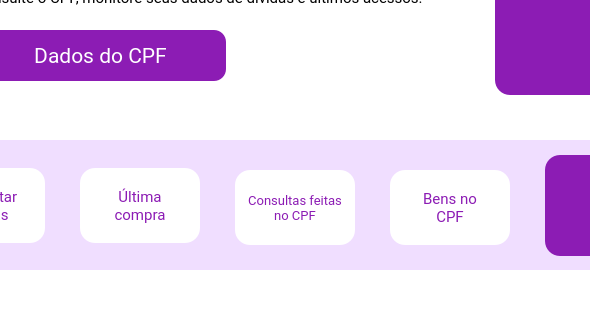
First picture: the form in screens/firstsurvey_screen.ui, repository zackcmariano/Firstsurvey---Cred-Digital, before the edit; both pictures show x 155 to 745 and y 320 to 640 of the 1120 by 640 pixel window.
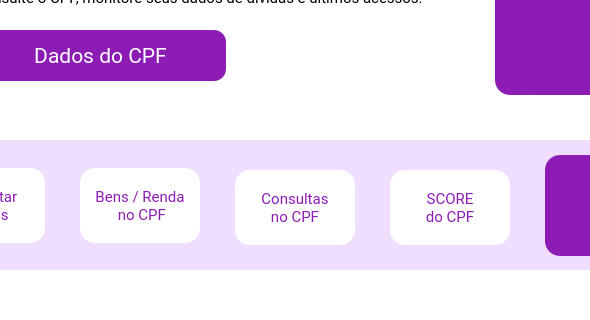
Second picture: the form after the edit. Icons and pictures are not drawn.

Commit message: PYTHON - DEVELOPMENT

Patch:
```diff
--- a/screens/firstsurvey_screen.ui
+++ b/screens/firstsurvey_screen.ui
@@ -260,8 +260,8 @@
 }</string>
     </property>
     <property name="text">
-     <string>Última
-compra</string>
+     <string>Bens / Renda
+ no CPF</string>
     </property>
    </widget>
    <widget class="QPushButton" name="pushButton_4">
@@ -276,7 +276,7 @@
     <property name="font">
      <font>
       <family>Roboto</family>
-      <pointsize>10</pointsize>
+      <pointsize>11</pointsize>
      </font>
     </property>
     <property name="cursor">
@@ -294,7 +294,7 @@
 }</string>
     </property>
     <property name="text">
-     <string>Consultas feitas
+     <string>Consultas
 no CPF</string>
     </property>
    </widget>
@@ -328,8 +328,8 @@
 }</string>
     </property>
     <property name="text">
-     <string>Bens no
-CPF</string>
+     <string>SCORE
+do CPF</string>
     </property>
    </widget>
    <widget class="QLabel" name="label_6">
```
The commit also changes 1 other file.
